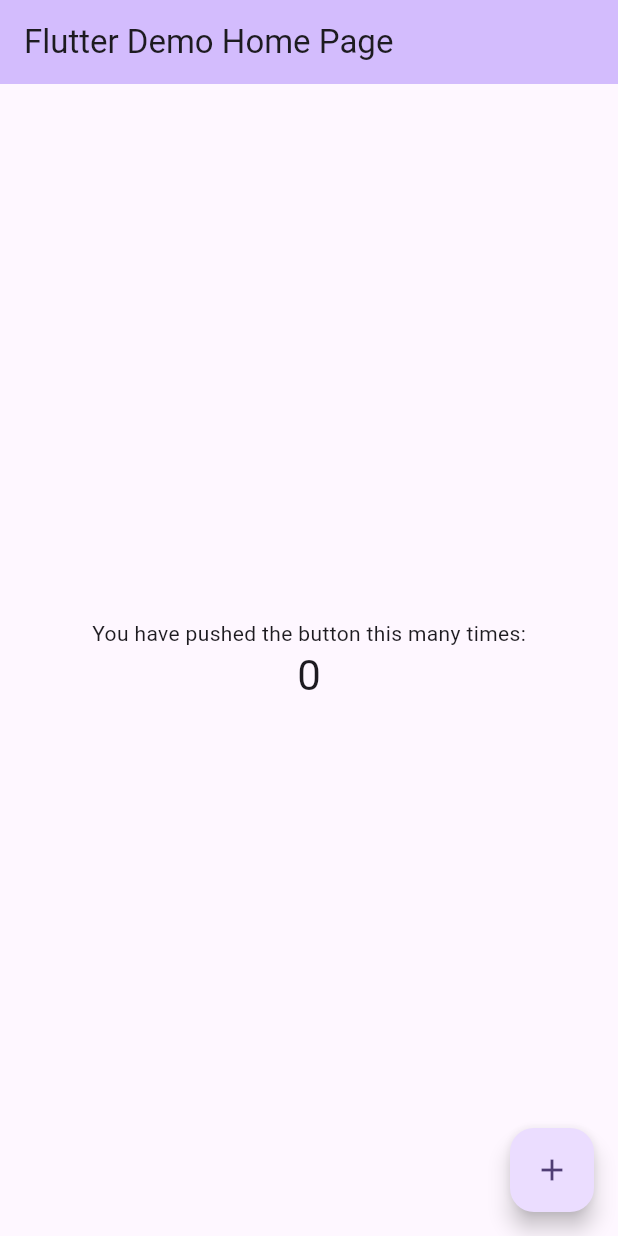
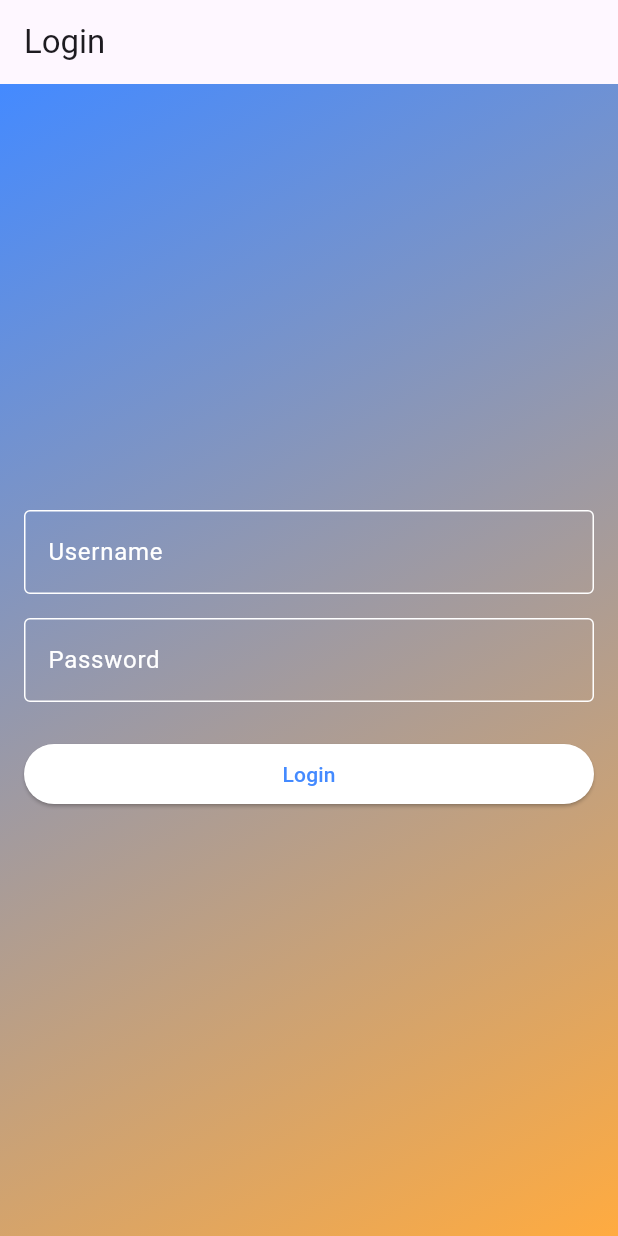
Before and after one commit to JoseLopezSolis/S15-P2-U4-EX-01-Multiform-Flutter-App, a Flutter app: the screen it shows after launch, on a phone screen of 412 x 824 dp. Run offline on Flutter 3.47's test engine with Material 3 defaults, Android fonts, the phone set to English and light mode, and no system bars; Roboto replaces fonts that are missing (Montserrat).

Commit message:
Adding logic and design

```diff
--- a/lib/main.dart
+++ b/lib/main.dart
@@ -1,125 +1,143 @@
 import 'package:flutter/material.dart';
 
 void main() {
-  runApp(const MyApp());
+  runApp(MyApp());
 }
 
 class MyApp extends StatelessWidget {
-  const MyApp({super.key});
-
-  // This widget is the root of your application.
   @override
   Widget build(BuildContext context) {
     return MaterialApp(
-      title: 'Flutter Demo',
       theme: ThemeData(
-        // This is the theme of your application.
-        //
-        // TRY THIS: Try running your application with "flutter run". You'll see
-        // the application has a purple toolbar. Then, without quitting the app,
-        // try changing the seedColor in the colorScheme below to Colors.green
-        // and then invoke "hot reload" (save your changes or press the "hot
-        // reload" button in a Flutter-supported IDE, or press "r" if you used
-        // the command line to start the app).
-        //
-        // Notice that the counter didn't reset back to zero; the application
-        // state is not lost during the reload. To reset the state, use hot
-        // restart instead.
-        //
-        // This works for code too, not just values: Most code changes can be
-        // tested with just a hot reload.
-        colorScheme: ColorScheme.fromSeed(seedColor: Colors.deepPurple),
-        useMaterial3: true,
+        primaryColor: Colors.blueAccent,
+        hintColor: Colors.orangeAccent,
+        fontFamily: 'Montserrat',
       ),
-      home: const MyHomePage(title: 'Flutter Demo Home Page'),
+      home: LoginScreen(),
     );
   }
 }
 
-class MyHomePage extends StatefulWidget {
-  const MyHomePage({super.key, required this.title});
-
-  // This widget is the home page of your application. It is stateful, meaning
-  // that it has a State object (defined below) that contains fields that affect
-  // how it looks.
-
-  // This class is the configuration for the state. It holds the values (in this
-  // case the title) provided by the parent (in this case the App widget) and
-  // used by the build method of the State. Fields in a Widget subclass are
-  // always marked "final".
-
-  final String title;
-
-  @override
-  State<MyHomePage> createState() => _MyHomePageState();
-}
-
-class _MyHomePageState extends State<MyHomePage> {
-  int _counter = 0;
-
-  void _incrementCounter() {
-    setState(() {
-      // This call to setState tells the Flutter framework that something has
-      // changed in this State, which causes it to rerun the build method below
-      // so that the display can reflect the updated values. If we changed
-      // _counter without calling setState(), then the build method would not be
-      // called again, and so nothing would appear to happen.
-      _counter++;
-    });
-  }
+class LoginScreen extends StatelessWidget {
+  final TextEditingController _usernameController = TextEditingController();
+  final TextEditingController _passwordController = TextEditingController();
 
   @override
   Widget build(BuildContext context) {
-    // This method is rerun every time setState is called, for instance as done
-    // by the _incrementCounter method above.
-    //
-    // The Flutter framework has been optimized to make rerunning build methods
-    // fast, so that you can just rebuild anything that needs updating rather
-    // than having to individually change instances of widgets.
     return Scaffold(
       appBar: AppBar(
-        // TRY THIS: Try changing the color here to a specific color (to
-        // Colors.amber, perhaps?) and trigger a hot reload to see the AppBar
-        // change color while the other colors stay the same.
-        backgroundColor: Theme.of(context).colorScheme.inversePrimary,
-        // Here we take the value from the MyHomePage object that was created by
-        // the App.build method, and use it to set our appbar title.
-        title: Text(widget.title),
+        title: Text('Login'),
+      ),
+      body: Container(
+        decoration: BoxDecoration(
+          gradient: LinearGradient(
+            begin: Alignment.topLeft,
+            end: Alignment.bottomRight,
+            colors: [Colors.blueAccent, Colors.orangeAccent],
+          ),
+        ),
+        child: Padding(
+          padding: EdgeInsets.all(16.0),
+          child: Column(
+            mainAxisAlignment: MainAxisAlignment.center,
+            crossAxisAlignment: CrossAxisAlignment.stretch,
+            children: <Widget>[
+              TextField(
+                controller: _usernameController,
+                style: TextStyle(color: Colors.white),
+                decoration: InputDecoration(
+                  labelText: 'Username',
+                  labelStyle: TextStyle(color: Colors.white),
+                  enabledBorder: OutlineInputBorder(
+                    borderSide: BorderSide(color: Colors.white),
+                  ),
+                  focusedBorder: OutlineInputBorder(
+                    borderSide: BorderSide(color: Colors.white),
+                  ),
+                ),
+              ),
+              SizedBox(height: 16.0),
+              TextField(
+                controller: _passwordController,
+                style: TextStyle(color: Colors.white),
+                decoration: InputDecoration(
+                  labelText: 'Password',
+                  labelStyle: TextStyle(color: Colors.white),
+                  enabledBorder: OutlineInputBorder(
+                    borderSide: BorderSide(color: Colors.white),
+                  ),
+                  focusedBorder: OutlineInputBorder(
+                    borderSide: BorderSide(color: Colors.white),
+                  ),
+                ),
+                obscureText: true,
+              ),
+              SizedBox(height: 24.0),
+              ElevatedButton(
+                onPressed: () {
+                  // Check if the username and password are valid
+                  String username = _usernameController.text;
+                  String password = _passwordController.text;
+                  bool isValidUser = _isValidUser(username, password);
+
+                  // Navigate to the second activity with the result
+                  Navigator.push(
+                    context,
+                    MaterialPageRoute(
+                      builder: (context) => ResultScreen(isValidUser),
+                    ),
+                  );
+                },
+                style: ElevatedButton.styleFrom(
+                  primary: Colors.white,
+                  onPrimary: Colors.blueAccent,
+                ),
+                child: Text('Login'),
+              ),
+            ],
+          ),
+        ),
+      ),
+    );
+  }
+
+  // Function to check if the user is valid
+  bool _isValidUser(String username, String password) {
+    return (username == 'user' && password == 'passcode');
+  }
+}
+
+class ResultScreen extends StatelessWidget {
+  final bool isValidUser;
+
+  ResultScreen(this.isValidUser);
+
+  @override
+  Widget build(BuildContext context) {
+    return Scaffold(
+      appBar: AppBar(
+        title: Text('Result'),
       ),
       body: Center(
-        // Center is a layout widget. It takes a single child and positions it
-        // in the middle of the parent.
         child: Column(
-          // Column is also a layout widget. It takes a list of children and
-          // arranges them vertically. By default, it sizes itself to fit its
-          // children horizontally, and tries to be as tall as its parent.
-          //
-          // Column has various properties to control how it sizes itself and
-          // how it positions its children. Here we use mainAxisAlignment to
-          // center the children vertically; the main axis here is the vertical
-          // axis because Columns are vertical (the cross axis would be
-          // horizontal).
-          //
-          // TRY THIS: Invoke "debug painting" (choose the "Toggle Debug Paint"
-          // action in the IDE, or press "p" in the console), to see the
-          // wireframe for each widget.
           mainAxisAlignment: MainAxisAlignment.center,
           children: <Widget>[
-            const Text(
-              'You have pushed the button this many times:',
+            Icon(
+              isValidUser ? Icons.check_circle : Icons.cancel,
+              size: 100,
+              color: isValidUser ? Colors.green : Colors.red,
             ),
+            SizedBox(height: 16.0),
             Text(
-              '$_counter',
-              style: Theme.of(context).textTheme.headlineMedium,
+              isValidUser ? 'Valid User' : 'Invalid User',
+              style: TextStyle(
+                fontSize: 24.0,
+                fontWeight: FontWeight.bold,
+              ),
             ),
           ],
         ),
       ),
-      floatingActionButton: FloatingActionButton(
-        onPressed: _incrementCounter,
-        tooltip: 'Increment',
-        child: const Icon(Icons.add),
-      ), // This trailing comma makes auto-formatting nicer for build methods.
     );
   }
 }
--- a/pubspec.yaml
+++ b/pubspec.yaml
@@ -2,7 +2,7 @@ name: final_project
 description: "A new Flutter project."
 # The following line prevents the package from being accidentally published to
 # pub.dev using `flutter pub publish`. This is preferred for private packages.
-publish_to: 'none' # Remove this line if you wish to publish to pub.dev
+publish_to: "none" # Remove this line if you wish to publish to pub.dev
 
 # The following defines the version and build number for your application.
 # A version number is three numbers separated by dots, like 1.2.43
@@ -19,7 +19,7 @@ publish_to: 'none' # Remove this line if you wish to publish to pub.dev
 version: 1.0.0+1
 
 environment:
-  sdk: '>=3.2.2 <4.0.0'
+  sdk: ">=3.2.0 <4.0.0"
 
 # Dependencies specify other packages that your package needs in order to work.
 # To automatically upgrade your package dependencies to the latest versions
@@ -30,7 +30,6 @@ environment:
 dependencies:
   flutter:
     sdk: flutter
-
 
   # The following adds the Cupertino Icons font to your application.
   # Use with the CupertinoIcons class for iOS style icons.
@@ -52,7 +51,6 @@ dev_dependencies:
 
 # The following section is specific to Flutter packages.
 flutter:
-
   # The following line ensures that the Material Icons font is
   # included with your application, so that you can use the icons in
   # the material Icons class.
```
Also changed, not shown: pubspec.lock, 2 other files.
